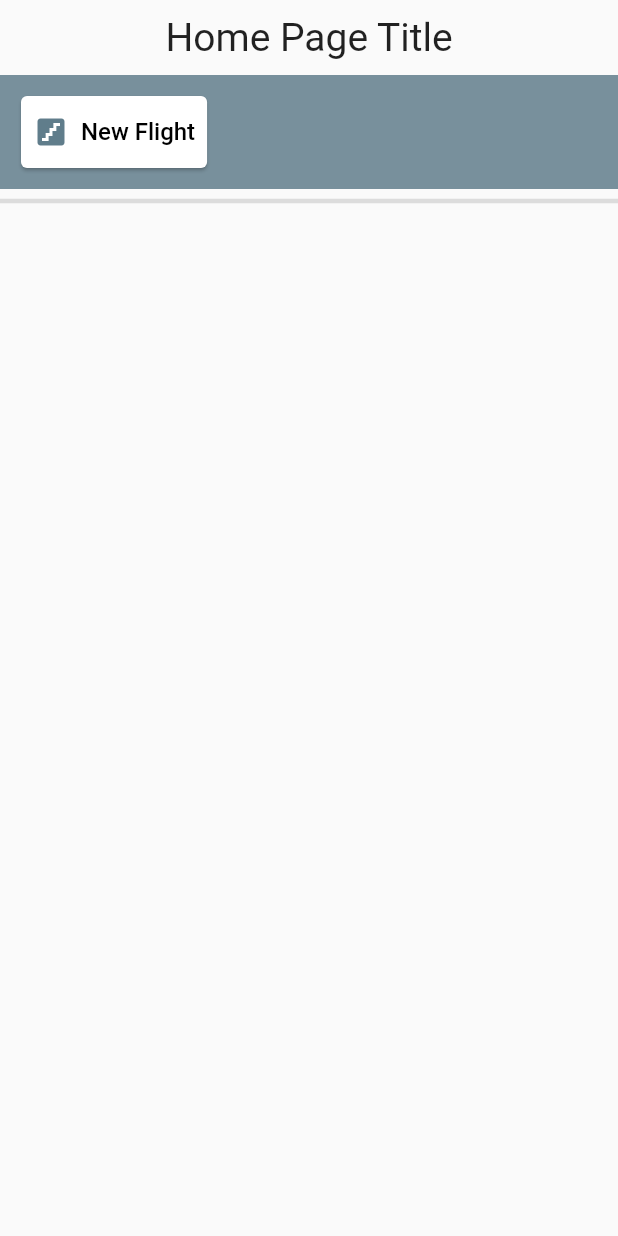
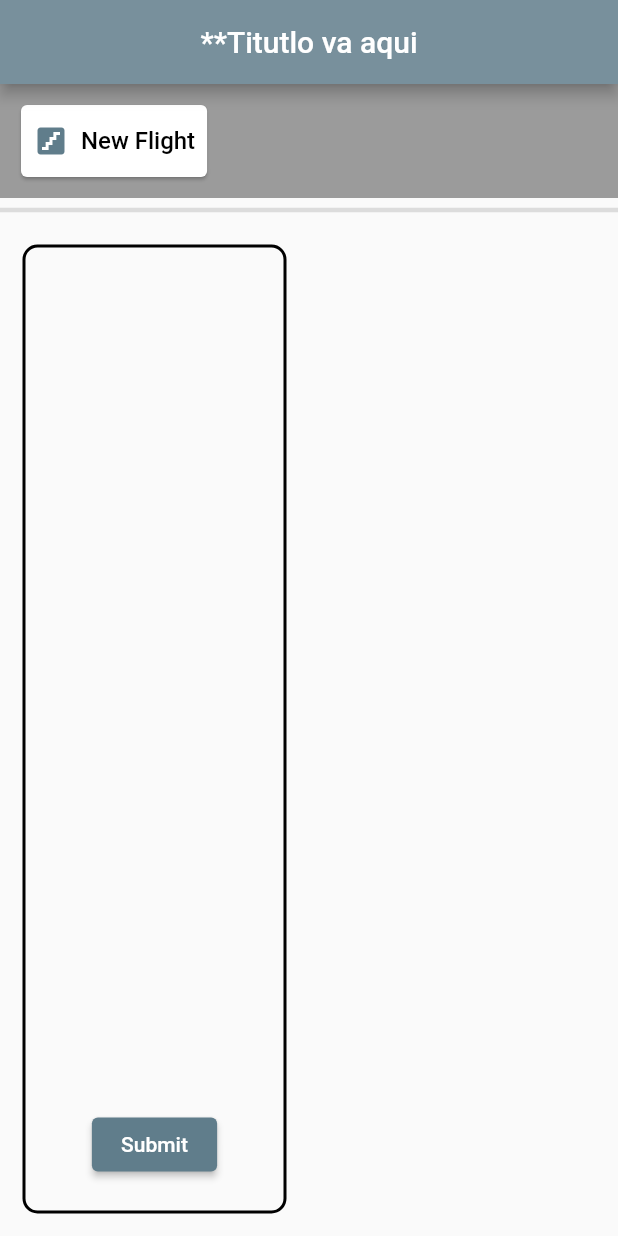
Before and after one commit to eleazarl3p/flightdata, a Flutter app: the screen it shows after launch, on a phone screen of 412 x 824 dp. Run offline on Flutter 3.47's test engine with Material 2 defaults, Android fonts, the phone set to English and light mode, and no system bars; our stand-ins replace cloud_firestore, firebase_core; missing offline and left inert: dart:html; accounts and stored records are empty.

```diff
--- a/lib/providers/AllFlight.dart
+++ b/lib/providers/AllFlight.dart
@@ -1,4 +1,8 @@
+import 'dart:convert';
+import 'dart:html';
+
 import 'package:flutter/material.dart';
+import 'package:flutter_application_1/model/Post.dart';
 import 'package:flutter_application_1/providers/rampa_provider.dart';
 
 class AllFlight extends ChangeNotifier {
@@ -11,6 +15,12 @@ class AllFlight extends ChangeNotifier {
   // get inputTwo => _inputTwo;
   get flights => _MyFlights;
 
+  // void addFlight(int flightNumber, UserInput stairInfo) {
+  //   _MyFlights.addEntries({flightNumber: stairInfo}.entries);
+
+  //   notifyListeners();
+  // }
+
   void addFlight(int flightNumber, Map stairInfo) {
     _MyFlights.addEntries({flightNumber: stairInfo}.entries);
 
@@ -21,13 +31,65 @@ class AllFlight extends ChangeNotifier {
     _MyFlights.remove(flightNumber);
     notifyListeners();
   }
-  // void updateFields(key, value) {
-  //   _textFormFields[key] = value;
-  //   notifyListeners();
-  // }
 
-  // void usInputModifier(value) {
-  //   _inputOne = value;
-  //   notifyListeners();
-  // }
+  void clearFlights() {
+    _MyFlights.clear();
+    notifyListeners();
+  }
+
+  List<dynamic> jsonData = [];
+  misF() {
+    for (var items in _MyFlights.entries) {
+      FlightObj obj = FlightObj(
+        riser: double.parse(items.value['riser']),
+        bevel: double.parse(items.value['bevel']),
+        numOfStep: int.parse(items.value['stairsCount']),
+        topCrotch: items.value['topCrotch'],
+        topCrotchLength: double.parse(items.value['topCrotchLength']),
+        bottomCrotch: items.value['bottomCrotch'],
+        bottomCrotchLength: double.parse(items.value['bottomCrotchLength']),
+        //bottomCrotchPost: items.value['bottomCrotchPost']
+      );
+      jsonData.add(obj.toJson());
+    }
+    return jsonData;
+  }
 }
+
+class FlightObj {
+  final double riser;
+  final double bevel;
+
+  final bool topCrotch;
+  final double topCrotchLength;
+  final bool bottomCrotch;
+  final double bottomCrotchLength;
+  //final bool bottomCrotchPost;
+  final int numOfStep;
+
+  // final List bottomPost;
+  // final List rampost;
+  // final List topPost;
+
+  FlightObj({
+    required this.riser,
+    required this.bevel,
+    required this.topCrotch,
+    required this.topCrotchLength,
+    required this.bottomCrotch,
+    required this.bottomCrotchLength,
+    //required this.bottomCrotchPost,
+    required this.numOfStep,
+  });
+
+  Map toJson() => {
+        'riser': riser,
+        'bevel': bevel,
+        'topCrotch': topCrotch,
+        'topCrotchLength': topCrotchLength,
+        'bottomCrotch': bottomCrotch,
+        'bottomCrotchLength': bottomCrotchLength,
+        //'bottomCrotchPost': bottomCrotchPost,
+        'numOfStep': numOfStep
+      };
+}
--- a/lib/screens/home.dart
+++ b/lib/screens/home.dart
@@ -1,4 +1,7 @@
 //import 'package:flutter/cupertino.dart';
+import 'dart:convert';
+
+import 'package:cloud_firestore/cloud_firestore.dart';
 import 'package:flutter/material.dart';
 import 'package:flutter_application_1/providers/AllFlight.dart';
 import 'package:flutter_application_1/providers/rampa_provider.dart';
@@ -33,20 +36,18 @@ class _HomeState extends State<Home> {
     //print('object ${allStairs.myStairs.length}');
 
     return Scaffold(
+      appBar: AppBar(
+        title: Center(child: Text("**Titutlo va aqui")),
+        foregroundColor: Colors.white,
+        backgroundColor: Colors.blueGrey.shade400,
+      ),
       body: Container(
         decoration: const BoxDecoration(backgroundBlendMode: BlendMode.colorBurn, color: Colors.white12),
         child: Column(
             //crossAxisAlignment: CrossAxisAlignment.start,
             children: [
-              const Padding(
-                padding: EdgeInsets.all(10.0),
-                child: Text(
-                  "Home Page Title",
-                  style: TextStyle(fontSize: 26),
-                ),
-              ),
               Container(
-                color: Colors.blueGrey.shade400,
+                color: Colors.black38,
                 padding: const EdgeInsets.all(10.0),
                 child: Row(
                   children: [
@@ -74,6 +75,9 @@ class _HomeState extends State<Home> {
                 child: Row(
                   children: [
                     Expanded(
+                        child: Container(
+                      margin: EdgeInsets.all(15),
+                      decoration: BoxDecoration(border: Border.all(width: 2.0, color: Colors.black), borderRadius: BorderRadius.circular(10)),
                       child: Column(
                         children: [
                           Expanded(
@@ -115,14 +119,14 @@ class _HomeState extends State<Home> {
 
                                               Navigator.push(context, MaterialPageRoute(builder: ((context) => Escalera(flightNumber: llaves[index]))));
                                             }),
-                                          icon: Icon(Icons.edit),
+                                            icon: const Icon(Icons.edit),
                                             label: const Text('Edit')),
                                         TextButton.icon(
                                             onPressed: (() {
                                               //Map flight = flights[llaves[index]];
                                               allFlights.removeFlight(llaves[index]);
                                             }),
-                                          icon: Icon(Icons.delete),
+                                            icon: const Icon(Icons.delete),
                                             label: const Text('Delete')),
                                       ],
                                     ),
@@ -131,8 +135,26 @@ class _HomeState extends State<Home> {
                               }),
                             ),
                           ),
-                        Expanded(child: Container())
+                          const SizedBox(
+                            height: 20.0,
+                          ),
+                          ElevatedButton(
+                            child: const Text(' Submit '),
+                            onPressed: () {
+                              //FirebaseFirestore.instance.collection('fligtsdata').add({'riser': 88935});
+                              var dataJson = allFlights.misF();
+
+                              FirebaseFirestore.instance.collection('fligtsdata').add({'escalera': dataJson});
+                              //print(jsonEncode(allFlights.misF()));
+                              //print(dataToJson);
+                              allFlights.clearFlights();
+                            },
+                          ),
+                          const SizedBox(
+                            height: 20.0,
+                          ),
                         ],
+                      ),
                     )),
                     Expanded(child: Column())
                   ],
--- a/pubspec.yaml
+++ b/pubspec.yaml
@@ -31,6 +31,8 @@ environment:
 dependencies:
   flutter:
     sdk: flutter
+  firebase_core: ^2.2.0
+  cloud_firestore: ^4.0.5
 
   # The following adds the Cupertino Icons font to your application.
   # Use with the CupertinoIcons class for iOS style icons.
@@ -40,6 +42,7 @@ dependencies:
   flutter_titled_container: ^1.0.7
   syncfusion_flutter_datagrid: ^20.3.50
   icon_forest: ^1.1.8
+  #json_serializable: ^6.5.4
   #dynamic_height_grid_view: ^0.0.3
 
 dev_dependencies:
```
Also changed, not shown: lib/components/home_data_input.dart (+7 -4 lines), lib/components/stair_painter.dart (+25 -92 lines), lib/main.dart (+14 -1 lines), lib/model/Post.dart (+8 -8 lines), pubspec.lock, 2 other files. Lines whose indentation alone changed are shown as unchanged.
